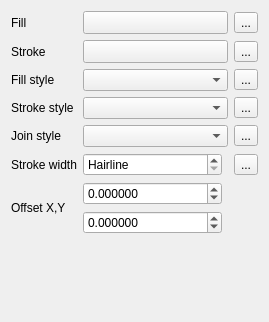
The window that src/ui/symbollayer/widget_simplefill.ui (qgis/QGIS) describes before a commit, drawn with Qt 5.
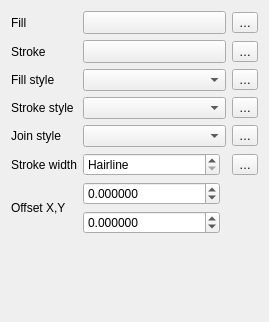
The same window after the commit. Custom widgets are drawn as their Qt base class.

```diff
--- a/src/ui/symbollayer/widget_simplefill.ui
+++ b/src/ui/symbollayer/widget_simplefill.ui
@@ -60,21 +60,21 @@
    <item row="2" column="2">
     <widget class="QgsPropertyOverrideButton" name="mFillStyleDDBtn">
      <property name="text">
-      <string>...</string>
+      <string>…</string>
      </property>
     </widget>
    </item>
    <item row="0" column="2">
     <widget class="QgsPropertyOverrideButton" name="mFillColorDDBtn">
      <property name="text">
-      <string>...</string>
+      <string>…</string>
      </property>
     </widget>
    </item>
    <item row="5" column="2">
     <widget class="QgsPropertyOverrideButton" name="mStrokeWidthDDBtn">
      <property name="text">
-      <string>...</string>
+      <string>…</string>
      </property>
     </widget>
    </item>
@@ -234,14 +234,14 @@
    <item row="1" column="2">
     <widget class="QgsPropertyOverrideButton" name="mStrokeColorDDBtn">
      <property name="text">
-      <string>...</string>
+      <string>…</string>
      </property>
     </widget>
    </item>
    <item row="4" column="2">
     <widget class="QgsPropertyOverrideButton" name="mJoinStyleDDBtn">
      <property name="text">
-      <string>...</string>
+      <string>…</string>
      </property>
     </widget>
    </item>
@@ -287,7 +287,7 @@
    <item row="3" column="2">
     <widget class="QgsPropertyOverrideButton" name="mStrokeStyleDDBtn">
      <property name="text">
-      <string>...</string>
+      <string>…</string>
      </property>
     </widget>
    </item>
```
